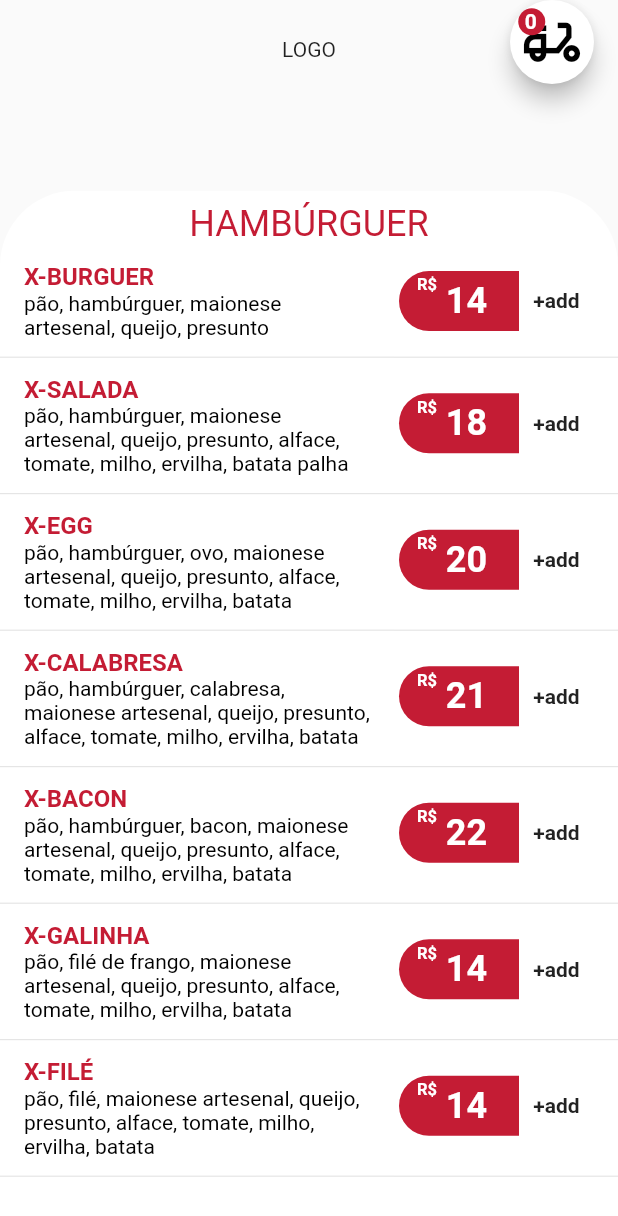
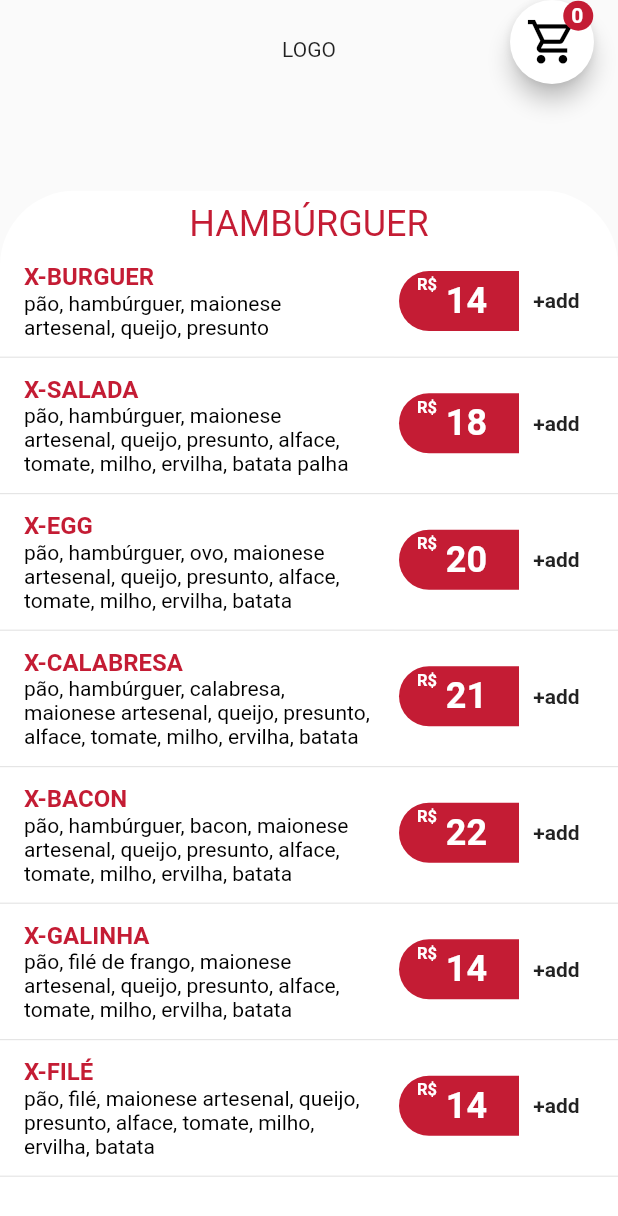
Before and after one commit to juniorsafera/delivery-app, a Flutter app: the TelaPrincipal screen opened by its route, on a phone screen of 412 x 824 dp. Shown: the top 1216 px of the screen. Run offline on Flutter 3.47's test engine with Material 2 defaults, Android fonts, the phone set to English and light mode, and no system bars.

Commit message:
Update botao_carrinho.dart

```diff
--- a/delivey_app/lib/components/botao_carrinho.dart
+++ b/delivey_app/lib/components/botao_carrinho.dart
@@ -16,18 +16,21 @@ class _BotaoCarrinhoState extends State<BotaoCarrinho> {
   @override
   Widget build(BuildContext context) {
     return Stack(
-      children:  [
-        const Icon(
-          Icons.delivery_dining_outlined,
-          color: Colors.black,
-          size: 45,
+      children: [
+        Container(
+          padding: EdgeInsets.all(10),
+          child: const Icon(
+            Icons.shopping_cart_outlined,
+            color: Colors.black,
+            size: 35,
+          ),
         ),
         Positioned(
           top: 0,
-          left: 0,
+          right: 0,
           child: Container(
-              width: 18,
-              height: 18,
+              width: 20,
+              height: 20,
               decoration: BoxDecoration(
                 borderRadius: BorderRadius.circular(50),
                 color: Paleta.corPrimaria,
```
